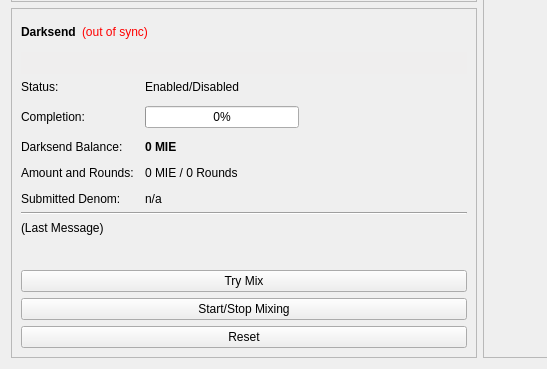
First picture: the form in src/qt/forms/overviewpage.ui, repository m42cx/VTR, before the edit; both pictures show x 0 to 547 and y 240 to 609 of the 960 by 609 pixel window.
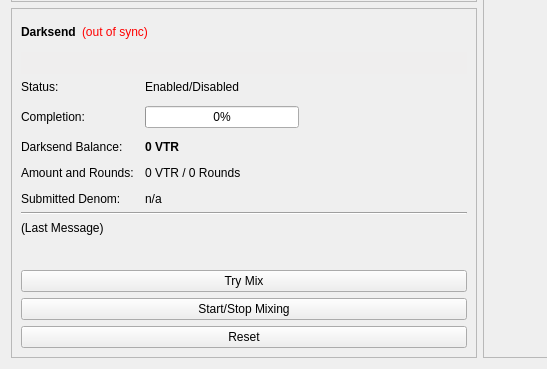
Second picture: the form after the edit.

```diff
--- a/src/qt/forms/overviewpage.ui
+++ b/src/qt/forms/overviewpage.ui
@@ -1007,7 +1007,7 @@
                </font>
               </property>
               <property name="text">
-               <string notr="true">0 MIE</string>
+               <string notr="true">0 VTR</string>
               </property>
              </widget>
             </item>
@@ -1021,7 +1021,7 @@
             <item row="4" column="1">
              <widget class="QLabel" name="labelAmountRounds">
               <property name="text">
-               <string>0 MIE / 0 Rounds</string>
+               <string>0 VTR / 0 Rounds</string>
               </property>
              </widget>
             </item>
```
